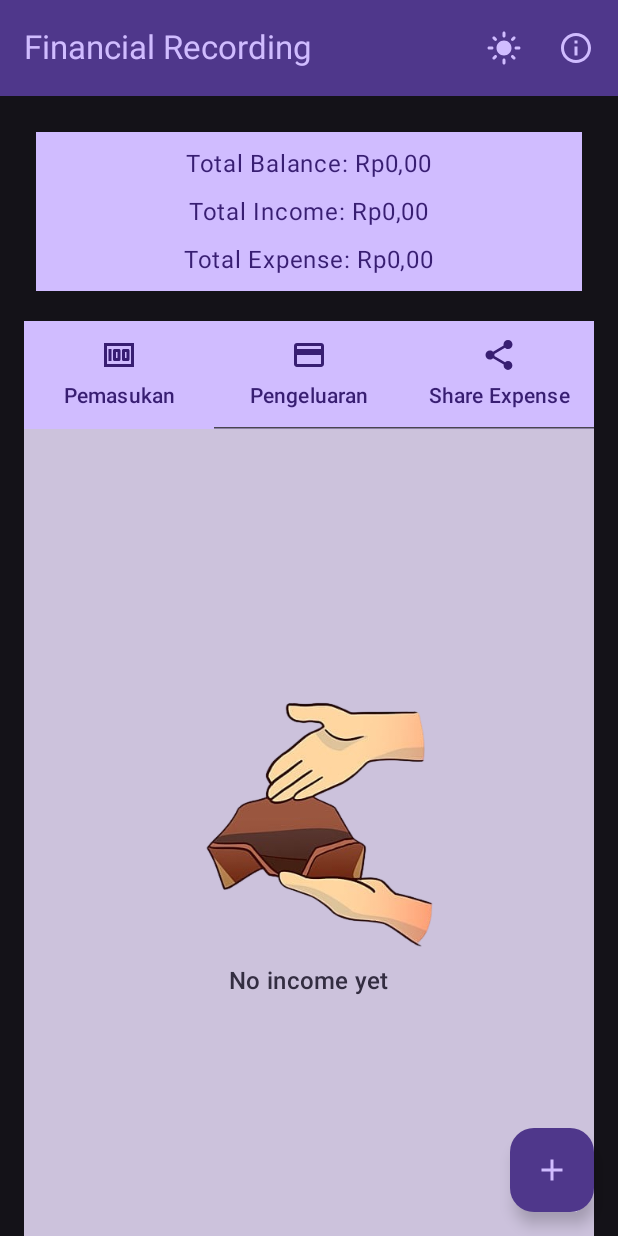
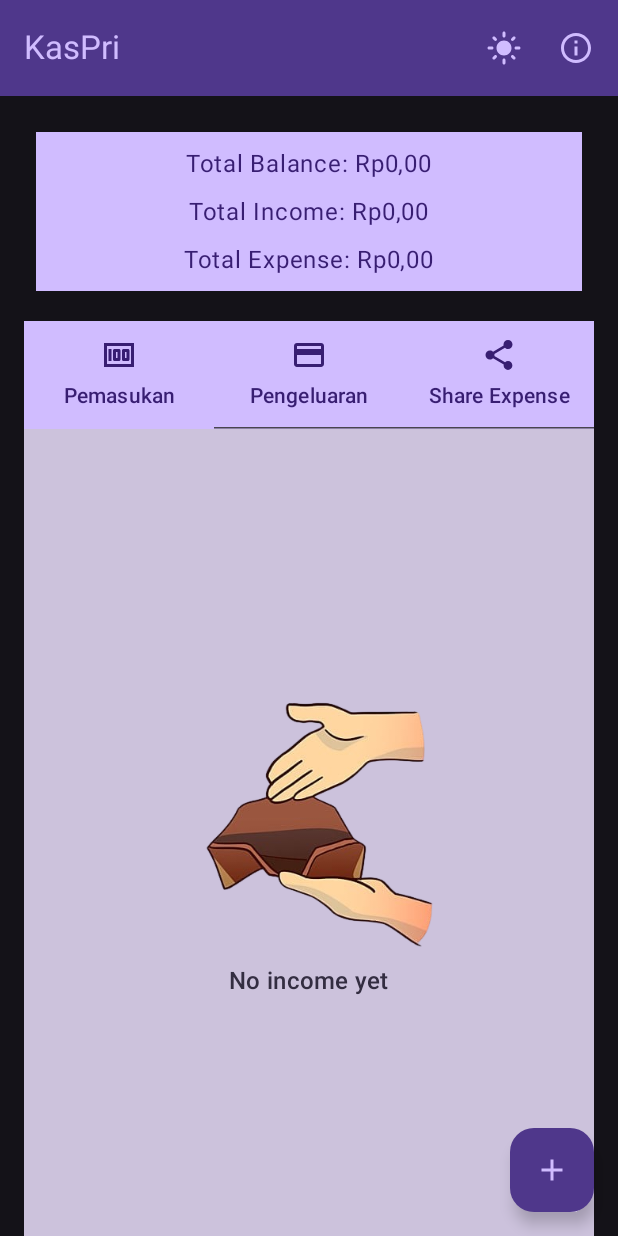
Before and after one commit to iqbaalhibatulloh/Assesment_Mobpro, an Android app built with Jetpack Compose: the screen it shows after launch (MainActivity), on a phone screen of 412 x 824 dp. Run offline under Robolectric (Android 15) with nearby library versions, the phone set to English and light mode, and no system bars; our stand-ins replace Room's generated code.

Commit message:
Mengubah appName untuk title TopAppBar pada mainScreen

```diff
--- a/app/src/main/res/values/strings.xml
+++ b/app/src/main/res/values/strings.xml
@@ -1,6 +1,6 @@
 <resources>
     <string name="app_name">Mini Project</string>
-    <string name="appName">Financial Recording</string>
+    <string name="appName">KasPri</string>
     <string name="list_kosong">No data yet</string>
     <string name="tambah_record">Add financial record</string>
     <string name="edit_record">Edit financial record</string>
```
Also changed, not shown: 2 other files.
